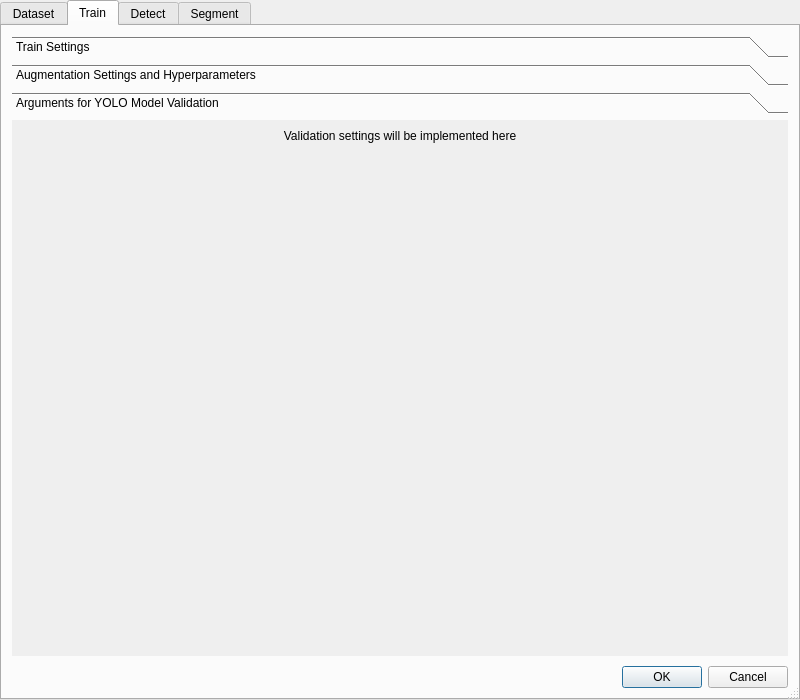
Qt form yolo_qgis_dialog_base.ui (santerr80/yolo_qgis) before a commit.
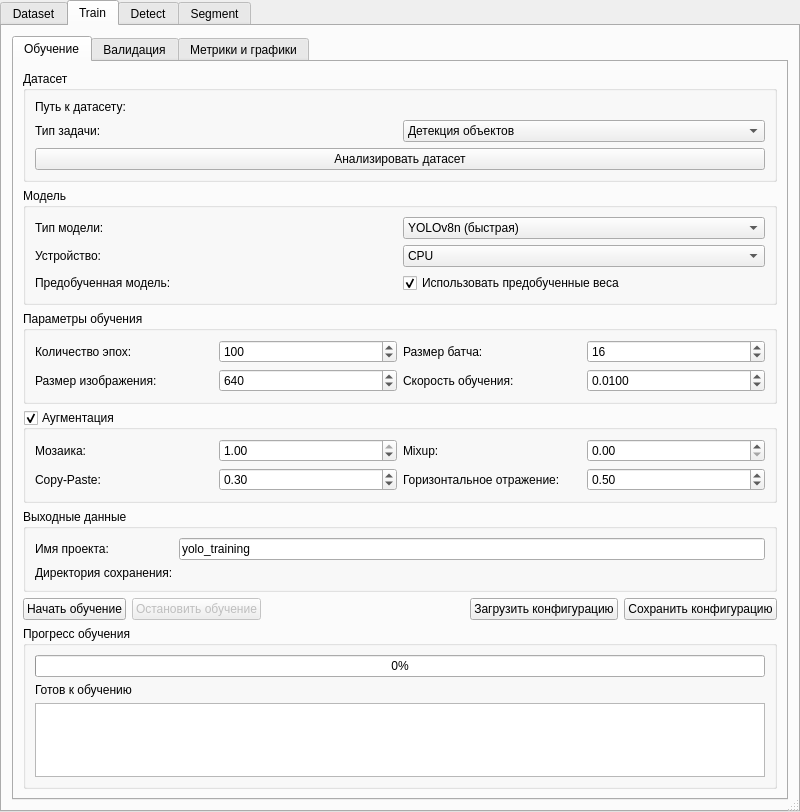
The same form after that commit. The open tabs and pages were chosen to show the change. Icons and pictures are not drawn. Custom widgets are drawn as their Qt base class.

Commit message: Refactor YOLO training dialog and functionality. Introduce new UI elements for training parameters, validation, and metrics display. Enhance dataset analysis and model selection features. Implement error handling and improve user experience with dynamic tooltips and feedback during training processes.

```diff
--- a/yolo_qgis_dialog_base.ui
+++ b/yolo_qgis_dialog_base.ui
@@ -627,58 +627,496 @@
       <number>10</number>
      </property>
      <item>
-      <widget class="QToolBox" name="toolBox">
+      <widget class="QTabWidget" name="trainingTabWidget">
        <property name="currentIndex">
         <number>0</number>
        </property>
-       <property name="sizePolicy">
-        <sizepolicy hsizetype="Expanding" vsizetype="Expanding">
-         <horstretch>1</horstretch>
-         <verstretch>1</verstretch>
-        </sizepolicy>
-       </property>
-       <widget class="QWidget" name="trainSettings">
-        <property name="focusPolicy">
-         <enum>Qt::NoFocus</enum>
-        </property>
-        <property name="toolTipDuration">
-         <number>-1</number>
-        </property>
-        <attribute name="label">
-         <string>Train Settings</string>
+       <widget class="QWidget" name="tabTraining">
+        <attribute name="title">
+         <string>Обучение</string>
         </attribute>
-        <layout class="QVBoxLayout" name="trainSettingsLayout">
-         <property name="spacing">
-          <number>10</number>
-         </property>
+        <layout class="QVBoxLayout" name="verticalLayout_training">
          <item>
-          <widget class="QLabel" name="trainSettingsLabel">
-           <property name="text">
-            <string>Training settings will be implemented here</string>
+          <widget class="QGroupBox" name="groupBoxDataset">
+           <property name="title">
+            <string>Датасет</string>
            </property>
-           <property name="alignment">
-            <set>Qt::AlignCenter</set>
+           <layout class="QGridLayout" name="gridLayout_dataset">
+            <item row="0" column="0">
+             <widget class="QLabel" name="labelDatasetPath">
+              <property name="text">
+               <string>Путь к датасету:</string>
+              </property>
+             </widget>
+            </item>
+            <item row="0" column="1">
+             <widget class="QgsFileWidget" name="fileWidgetDataset">
+              <property name="storageMode">
+               <enum>QgsFileWidget::GetDirectory</enum>
+              </property>
+             </widget>
+            </item>
+            <item row="1" column="0">
+             <widget class="QLabel" name="labelTaskType">
+              <property name="text">
+               <string>Тип задачи:</string>
+              </property>
+             </widget>
+            </item>
+            <item row="1" column="1">
+             <widget class="QComboBox" name="comboBoxTaskType">
+              <item>
+               <property name="text">
+                <string>Детекция объектов</string>
+               </property>
+              </item>
+              <item>
+               <property name="text">
+                <string>Сегментация объектов</string>
+               </property>
+              </item>
+             </widget>
+            </item>
+            <item row="2" column="0" colspan="2">
+             <widget class="QPushButton" name="pushButtonAnalyzeDataset">
+              <property name="text">
+               <string>Анализировать датасет</string>
+              </property>
+             </widget>
+            </item>
+           </layout>
+          </widget>
+         </item>
+         <item>
+          <widget class="QGroupBox" name="groupBoxModel">
+           <property name="title">
+            <string>Модель</string>
            </property>
+           <layout class="QGridLayout" name="gridLayout_model">
+            <item row="0" column="0">
+             <widget class="QLabel" name="labelModelType">
+              <property name="text">
+               <string>Тип модели:</string>
+              </property>
+             </widget>
+            </item>
+            <item row="0" column="1">
+             <widget class="QComboBox" name="comboBoxModelType">
+              <item>
+               <property name="text">
+                <string>YOLOv8n (быстрая)</string>
+               </property>
+              </item>
+              <item>
+               <property name="text">
+                <string>YOLOv8s (сбалансированная)</string>
+               </property>
+              </item>
+              <item>
+               <property name="text">
+                <string>YOLOv8m (средняя)</string>
+               </property>
+              </item>
+              <item>
+               <property name="text">
+                <string>YOLOv8l (большая)</string>
+               </property>
+              </item>
+              <item>
+               <property name="text">
+                <string>YOLOv8x (максимальная)</string>
+               </property>
+              </item>
+             </widget>
+            </item>
+            <item row="1" column="0">
+             <widget class="QLabel" name="labelDevice">
+              <property name="text">
+               <string>Устройство:</string>
+              </property>
+             </widget>
+            </item>
+            <item row="1" column="1">
+             <widget class="QComboBox" name="comboBoxDevice">
+              <item>
+               <property name="text">
+                <string>CPU</string>
+               </property>
+              </item>
+              <item>
+               <property name="text">
+                <string>GPU (CUDA)</string>
+               </property>
+              </item>
+             </widget>
+            </item>
+            <item row="2" column="0">
+             <widget class="QLabel" name="labelPretrained">
+              <property name="text">
+               <string>Предобученная модель:</string>
+              </property>
+             </widget>
+            </item>
+            <item row="2" column="1">
+             <widget class="QCheckBox" name="checkBoxPretrained">
+              <property name="text">
+               <string>Использовать предобученные веса</string>
+              </property>
+              <property name="checked">
+               <bool>true</bool>
+              </property>
+             </widget>
+            </item>
+           </layout>
           </widget>
          </item>
          <item>
-          <spacer name="trainSettingsSpacer">
-           <property name="orientation">
-            <enum>Qt::Vertical</enum>
+          <widget class="QGroupBox" name="groupBoxTrainingParams">
+           <property name="title">
+            <string>Параметры обучения</string>
            </property>
-           <property name="sizeHint" stdset="0">
-            <size>
-             <width>20</width>
-             <height>40</height>
-            </size>
+           <layout class="QGridLayout" name="gridLayout_training_params">
+            <item row="0" column="0">
+             <widget class="QLabel" name="labelEpochs">
+              <property name="text">
+               <string>Количество эпох:</string>
+              </property>
+             </widget>
+            </item>
+            <item row="0" column="1">
+             <widget class="QSpinBox" name="spinBoxEpochs">
+              <property name="minimum">
+               <number>1</number>
+              </property>
+              <property name="maximum">
+               <number>1000</number>
+              </property>
+              <property name="value">
+               <number>100</number>
+              </property>
+             </widget>
+            </item>
+            <item row="0" column="2">
+             <widget class="QLabel" name="labelBatchSize">
+              <property name="text">
+               <string>Размер батча:</string>
+              </property>
+             </widget>
+            </item>
+            <item row="0" column="3">
+             <widget class="QSpinBox" name="spinBoxBatchSize">
+              <property name="minimum">
+               <number>1</number>
+              </property>
+              <property name="maximum">
+               <number>128</number>
+              </property>
+              <property name="value">
+               <number>16</number>
+              </property>
+             </widget>
+            </item>
+            <item row="1" column="0">
+             <widget class="QLabel" name="labelImageSize">
+              <property name="text">
+               <string>Размер изображения:</string>
+              </property>
+             </widget>
+            </item>
+            <item row="1" column="1">
+             <widget class="QSpinBox" name="spinBoxImageSize">
+              <property name="minimum">
+               <number>320</number>
+              </property>
+              <property name="maximum">
+               <number>1280</number>
+              </property>
+              <property name="singleStep">
+               <number>32</number>
+              </property>
+              <property name="value">
+               <number>640</number>
+              </property>
+             </widget>
+            </item>
+            <item row="1" column="2">
+             <widget class="QLabel" name="labelLearningRate">
+              <property name="text">
+               <string>Скорость обучения:</string>
+              </property>
+             </widget>
+            </item>
+            <item row="1" column="3">
+             <widget class="QDoubleSpinBox" name="doubleSpinBoxLearningRate">
+              <property name="minimum">
+               <double>0.000100000000000</double>
+              </property>
+              <property name="maximum">
+               <double>1.000000000000000</double>
+              </property>
+              <property name="singleStep">
+               <double>0.001000000000000</double>
+              </property>
+              <property name="decimals">
+               <number>4</number>
+              </property>
+              <property name="value">
+               <double>0.010000000000000</double>
+              </property>
+             </widget>
+            </item>
+           </layout>
+          </widget>
+         </item>
+         <item>
+          <widget class="QGroupBox" name="groupBoxAugmentation">
+           <property name="title">
+            <string>Аугментация</string>
            </property>
-          </spacer>
+           <property name="checkable">
+            <bool>true</bool>
+           </property>
+           <property name="checked">
+            <bool>true</bool>
+           </property>
+           <layout class="QGridLayout" name="gridLayout_augmentation">
+            <item row="0" column="0">
+             <widget class="QLabel" name="labelMosaic">
+              <property name="text">
+               <string>Мозаика:</string>
+              </property>
+             </widget>
+            </item>
+            <item row="0" column="1">
+             <widget class="QDoubleSpinBox" name="doubleSpinBoxMosaic">
+              <property name="minimum">
+               <double>0.000000000000000</double>
+              </property>
+              <property name="maximum">
+               <double>1.000000000000000</double>
+              </property>
+              <property name="singleStep">
+               <double>0.100000000000000</double>
+              </property>
+              <property name="decimals">
+               <number>2</number>
+              </property>
+              <property name="value">
+               <double>1.000000000000000</double>
+              </property>
+             </widget>
+            </item>
+            <item row="0" column="2">
+             <widget class="QLabel" name="labelMixup">
+              <property name="text">
+               <string>Mixup:</string>
+              </property>
+             </widget>
+            </item>
+            <item row="0" column="3">
+             <widget class="QDoubleSpinBox" name="doubleSpinBoxMixup">
+              <property name="minimum">
+               <double>0.000000000000000</double>
+              </property>
+              <property name="maximum">
+               <double>1.000000000000000</double>
+              </property>
+              <property name="singleStep">
+               <double>0.100000000000000</double>
+              </property>
+              <property name="decimals">
+               <number>2</number>
+              </property>
+              <property name="value">
+               <double>0.000000000000000</double>
+              </property>
+             </widget>
+            </item>
+            <item row="1" column="0">
+             <widget class="QLabel" name="labelCopyPaste">
+              <property name="text">
+               <string>Copy-Paste:</string>
+              </property>
+             </widget>
+            </item>
+            <item row="1" column="1">
+             <widget class="QDoubleSpinBox" name="doubleSpinBoxCopyPaste">
+              <property name="minimum">
+               <double>0.000000000000000</double>
+              </property>
+              <property name="maximum">
+               <double>1.000000000000000</double>
+              </property>
+              <property name="singleStep">
+               <double>0.100000000000000</double>
+              </property>
+              <property name="decimals">
+               <number>2</number>
+              </property>
+              <property name="value">
+               <double>0.300000000000000</double>
+              </property>
+             </widget>
+            </item>
+            <item row="1" column="2">
+             <widget class="QLabel" name="labelFlipLR">
+              <property name="text">
+               <string>Горизонтальное отражение:</string>
+              </property>
+             </widget>
+            </item>
+            <item row="1" column="3">
+             <widget class="QDoubleSpinBox" name="doubleSpinBoxFlipLR">
+              <property name="minimum">
+               <double>0.000000000000000</double>
+              </property>
+              <property name="maximum">
+               <double>1.000000000000000</double>
+              </property>
+              <property name="singleStep">
+               <double>0.100000000000000</double>
+              </property>
+              <property name="decimals">
+               <number>2</number>
+              </property>
+              <property name="value">
+               <double>0.500000000000000</double>
+              </property>
+             </widget>
+            </item>
+           </layout>
+          </widget>
          </item>
+         <item>
+          <widget class="QGroupBox" name="groupBoxOutput">
+           <property name="title">
+            <string>Выходные данные</string>
+           </property>
+           <layout class="QGridLayout" name="gridLayout_output">
+            <item row="0" column="0">
+             <widget class="QLabel" name="labelProjectName">
+              <property name="text">
+               <string>Имя проекта:</string>
+              </property>
+             </widget>
+            </item>
+            <item row="0" column="1">
+             <widget class="QLineEdit" name="lineEditProjectName">
+              <property name="text">
+               <string>yolo_training</string>
+              </property>
+             </widget>
+            </item>
+            <item row="1" column="0">
+             <widget class="QLabel" name="labelSaveDir">
+              <property name="text">
+               <string>Директория сохранения:</string>
+              </property>
+             </widget>
+            </item>
+            <item row="1" column="1">
+             <widget class="QgsFileWidget" name="fileWidgetSaveDir">
+              <property name="storageMode">
+               <enum>QgsFileWidget::GetDirectory</enum>
+              </property>
+             </widget>
+            </item>
+           </layout>
+          </widget>
+         </item>
+         <item>
+          <layout class="QHBoxLayout" name="horizontalLayout_training_buttons">
+           <item>
+            <widget class="QPushButton" name="pushButtonStartTraining">
+             <property name="text">
+              <string>Начать обучение</string>
+             </property>
+             <property name="icon">
+              <iconset>
+               <normaloff>:/plugins/yolo_qgis/icon.png</normaloff>:/plugins/yolo_qgis/icon.png</iconset>
+             </property>
+            </widget>
+           </item>
+           <item>
+            <widget class="QPushButton" name="pushButtonStopTraining">
+             <property name="text">
+              <string>Остановить обучение</string>
+             </property>
+             <property name="enabled">
+              <bool>false</bool>
+             </property>
+            </widget>
+           </item>
+           <item>
+            <spacer name="horizontalSpacer_training">
+             <property name="orientation">
+              <enum>Qt::Horizontal</enum>
+             </property>
+             <property name="sizeHint" stdset="0">
+              <size>
+               <width>40</width>
+               <height>20</height>
+              </size>
+             </property>
+            </spacer>
+           </item>
+           <item>
+            <widget class="QPushButton" name="pushButtonLoadConfig">
+             <property name="text">
+              <string>Загрузить конфигурацию</string>
+             </property>
+            </widget>
+           </item>
+           <item>
+            <widget class="QPushButton" name="pushButtonSaveConfig">
+             <property name="text">
+              <string>Сохранить конфигурацию</string>
+             </property>
+            </widget>
+           </item>
+          </layout>
+         </item>
+         <item>
+          <widget class="QGroupBox" name="groupBoxProgress">
+           <property name="title">
+            <string>Прогресс обучения</string>
+           </property>
+           <layout class="QVBoxLayout" name="verticalLayout_progress">
+            <item>
+             <widget class="QProgressBar" name="progressBarTraining">
+              <property name="value">
+               <number>0</number>
+              </property>
+             </widget>
+            </item>
+            <item>
+             <widget class="QLabel" name="labelTrainingStatus">
+              <property name="text">
+               <string>Готов к обучению</string>
+              </property>
+             </widget>
+            </item>
+            <item>
+             <widget class="QTextEdit" name="textEditTrainingLog">
+              <property name="maximumSize">
+               <size>
+                <width>16777215</width>
+                <height>150</height>
+               </size>
+              </property>
+              <property name="readOnly">
+               <bool>true</bool>
+              </property>
+             </widget>
+            </item>
+           </layout>
+          </widget>
+         </item>
         </layout>
        </widget>
-       <widget class="QWidget" name="augmentationSettings">
-        <attribute name="label">
-         <string>Augmentation Settings and Hyperparameters</string>
+       <widget class="QWidget" name="tabValidation">
+        <attribute name="title">
+         <string>Валидация</string>
         </attribute>
         <layout class="QVBoxLayout" name="augmentationLayout">
          <property name="spacing">
@@ -709,48 +1147,188 @@
          </item>
         </layout>
        </widget>
-       <widget class="QWidget" name="validationSettings">
-        <attribute name="label">
-         <string>Arguments for YOLO Model Validation</string>
+       <widget class="QWidget" name="tabMetrics">
+        <attribute name="title">
+         <string>Метрики и графики</string>
         </attribute>
-        <layout class="QVBoxLayout" name="validationLayout">
-         <property name="spacing">
-          <number>10</number>
-         </property>
+        <layout class="QVBoxLayout" name="verticalLayout_metrics">
          <item>
-          <widget class="QLabel" name="validationLabel">
-           <property name="text">
-            <string>Validation settings will be implemented here</string>
+          <widget class="QGroupBox" name="groupBoxExperiments">
+           <property name="title">
+            <string>Эксперименты</string>
            </property>
-           <property name="alignment">
-            <set>Qt::AlignCenter</set>
-           </property>
+           <layout class="QHBoxLayout" name="horizontalLayout_experiments">
+            <item>
+             <widget class="QListWidget" name="listWidgetExperiments">
+              <property name="maximumSize">
+               <size>
+                <width>300</width>
+                <height>16777215</height>
+               </size>
+              </property>
+             </widget>
+            </item>
+            <item>
+             <layout class="QVBoxLayout" name="verticalLayout_experiment_info">
+              <item>
+               <widget class="QLabel" name="labelExperimentInfo">
+                <property name="text">
+                 <string>Информация об эксперименте</string>
+                </property>
+                <property name="alignment">
+                 <set>Qt::AlignCenter</set>
+                </property>
+               </widget>
+              </item>
+              <item>
+               <widget class="QTextEdit" name="textEditExperimentInfo">
+                <property name="readOnly">
+                 <bool>true</bool>
+                </property>
+               </widget>
+              </item>
+              <item>
+               <layout class="QHBoxLayout" name="horizontalLayout_experiment_buttons">
+                <item>
+                 <widget class="QPushButton" name="pushButtonRefreshExperiments">
+                  <property name="text">
+                   <string>Обновить</string>
+                  </property>
+                 </widget>
+                </item>
+                <item>
+                 <widget class="QPushButton" name="pushButtonDeleteExperiment">
+                  <property name="text">
+                   <string>Удалить</string>
+                  </property>
+                 </widget>
+                </item>
+                <item>
+                 <widget class="QPushButton" name="pushButtonExportExperiment">
+                  <property name="text">
+                   <string>Экспорт</string>
+                  </property>
+                 </widget>
+                </item>
+               </layout>
+              </item>
+             </layout>
+            </item>
+           </layout>
           </widget>
          </item>
          <item>
-          <spacer name="validationSpacer">
-           <property name="orientation">
-            <enum>Qt::Vertical</enum>
+          <widget class="QGroupBox" name="groupBoxMetrics">
+           <property name="title">
+            <string>Метрики обучения</string>
            </property>
-           <property name="sizeHint" stdset="0">
-            <size>
-             <width>20</width>
-             <height>40</height>
-            </size>
-           </property>
-          </spacer>
+           <layout class="QVBoxLayout" name="verticalLayout_metrics_display">
+            <item>
+             <widget class="QTabWidget" name="tabWidgetMetrics">
+              <property name="currentIndex">
+               <number>0</number>
+              </property>
+              <widget class="QWidget" name="tabMetricsTable">
+               <attribute name="title">
+                <string>Таблица</string>
+               </attribute>
+               <layout class="QVBoxLayout" name="verticalLayout_metrics_table">
+                <item>
+                 <widget class="QTableWidget" name="tableWidgetMetrics">
+                  <column>
+                   <property name="text">
+                    <string>Эпоха</string>
+                   </property>
+                  </column>
+                  <column>
+                   <property name="text">
+                    <string>mAP50</string>
+                   </property>
+                  </column>
+                  <column>
+                   <property name="text">
+                    <string>mAP50-95</string>
+                   </property>
+                  </column>
+                  <column>
+                   <property name="text">
+                    <string>Precision</string>
+                   </property>
+                  </column>
+                  <column>
+                   <property name="text">
+                    <string>Recall</string>
+                   </property>
+                  </column>
+                  <column>
+                   <property name="text">
+                    <string>Loss</string>
+                   </property>
+                  </column>
+                 </widget>
+                </item>
+               </layout>
+              </widget>
+              <widget class="QWidget" name="tabMetricsPlots">
+               <attribute name="title">
+                <string>Графики</string>
+               </attribute>
+               <layout class="QVBoxLayout" name="verticalLayout_metrics_plots">
+                <item>
+                 <widget class="QLabel" name="labelMetricsPlot">
+                  <property name="text">
+                   <string>Графики метрик будут отображаться здесь</string>
+                  </property>
+                  <property name="alignment">
+                   <set>Qt::AlignCenter</set>
+                  </property>
+                  <property name="styleSheet">
+                   <string notr="true">border: 1px solid gray; background-color: white;</string>
+                  </property>
+                 </widget>
+                </item>
+                <item>
+                 <layout class="QHBoxLayout" name="horizontalLayout_plot_buttons">
+                  <item>
+                   <widget class="QPushButton" name="pushButtonGeneratePlots">
+                    <property name="text">
+                     <string>Создать графики</string>
+                    </property>
+                   </widget>
+                  </item>
+                  <item>
+                   <widget class="QPushButton" name="pushButtonSavePlots">
+                    <property name="text">
+                     <string>Сохранить графики</string>
+                    </property>
+                   </widget>
+                  </item>
+                  <item>
+                   <spacer name="horizontalSpacer_plots">
+                    <property name="orientation">
+                     <enum>Qt::Horizontal</enum>
+                    </property>
+                    <property name="sizeHint" stdset="0">
+                     <size>
+                      <width>40</width>
+                      <height>20</height>
+                     </size>
+                    </property>
+                   </spacer>
+                  </item>
+                 </layout>
+                </item>
+               </layout>
+              </widget>
+             </widget>
+            </item>
+           </layout>
+          </widget>
          </item>
         </layout>
        </widget>
       </widget>
      </item>
-     <item>
-      <widget class="QDialogButtonBox" name="buttonBox_2">
-       <property name="standardButtons">
-        <set>QDialogButtonBox::Cancel|QDialogButtonBox::Ok</set>
-       </property>
-      </widget>
-     </item>
     </layout>
    </widget>
    <widget class="QWidget" name="Detect">
```
Left out of the diff: 236 changed lines with no effect on the pictures. The commit also changes 13 other files.
